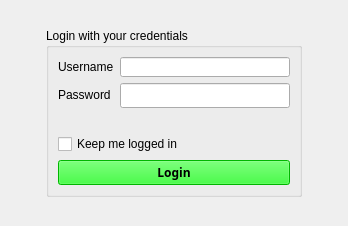
Before: the Qt Designer form Presentation/LoginWidget.ui in TarcaAndrei/NotesApp, drawn with Qt 5.
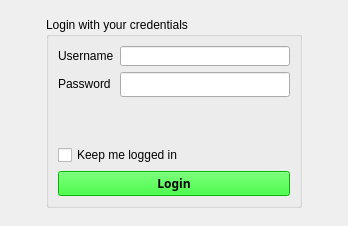
After: the same form once the commit is applied.

Commit message: login widget kinda finished

Diff of the .ui file:
```diff
--- a/Presentation/LoginWidget.ui
+++ b/Presentation/LoginWidget.ui
@@ -44,7 +44,7 @@
       <string>Login with your credentials</string>
      </property>
      <layout class="QGridLayout" name="gridLayout_2">
-      <item row="2" column="0">
+      <item row="3" column="0">
        <widget class="QPushButton" name="butonlogin">
         <property name="palette">
          <palette>
@@ -501,6 +501,13 @@
         </property>
        </widget>
       </item>
+      <item row="2" column="0" alignment="Qt::AlignVCenter">
+       <widget class="QCheckBox" name="keep_logged_check">
+        <property name="text">
+         <string>Keep me logged in</string>
+        </property>
+       </widget>
+      </item>
       <item row="0" column="0">
        <layout class="QFormLayout" name="formLayout">
         <item row="0" column="0">
@@ -552,10 +559,23 @@
         </item>
        </layout>
       </item>
-      <item row="1" column="0" alignment="Qt::AlignVCenter">
-       <widget class="QCheckBox" name="keep_logged_check">
+      <item row="1" column="0">
+       <widget class="QLabel" name="lbl_eroare">
+        <property name="font">
+         <font>
+          <family>LG PC</family>
+          <bold>true</bold>
+          <underline>true</underline>
+          <strikeout>false</strikeout>
+          <stylestrategy>PreferAntialias</stylestrategy>
+          <kerning>true</kerning>
+         </font>
+        </property>
+        <property name="styleSheet">
+         <string notr="true">color:rgb(255, 0, 0)</string>
+        </property>
         <property name="text">
-         <string>Keep me logged in</string>
+         <string/>
         </property>
        </widget>
       </item>
```
The commit also changes 3 other files.
